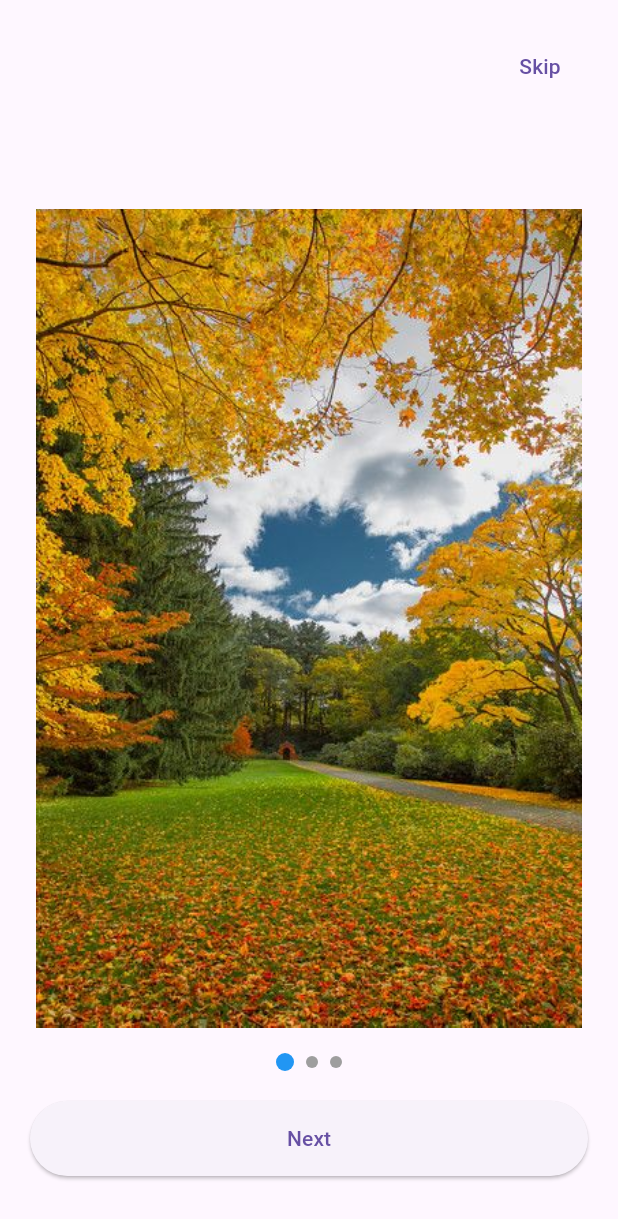
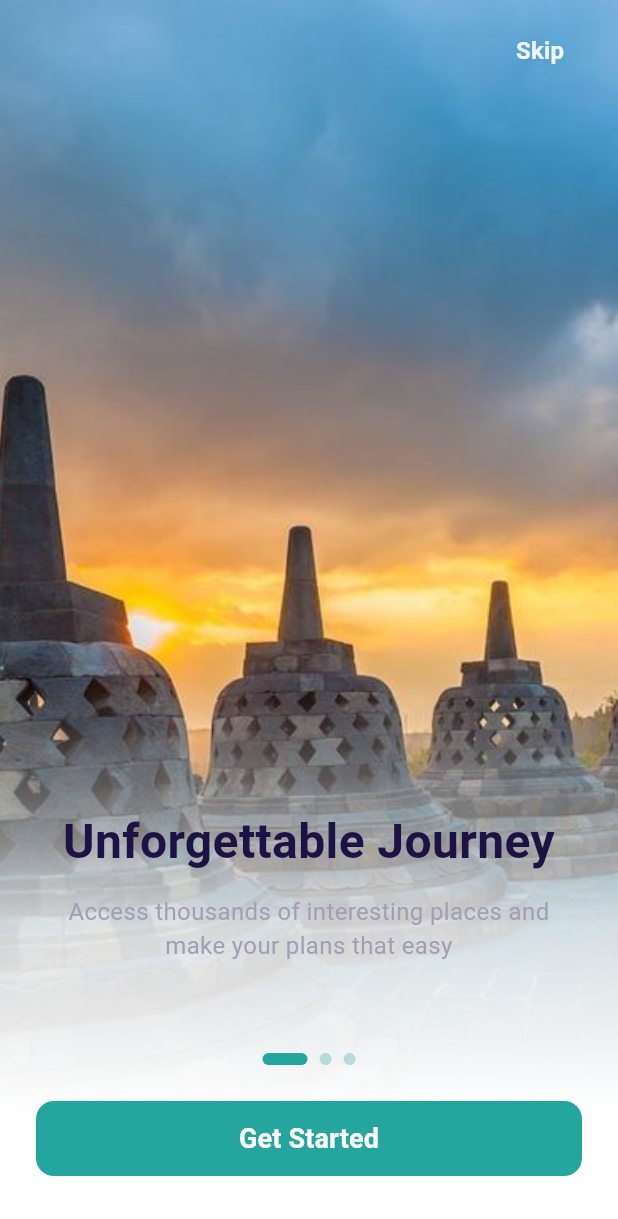
Before and after one commit to BEKUP-CAPSTONE/Traveljoy, a Flutter app: the screen it shows after launch, on a phone screen of 412 x 824 dp. Shown: the top 1219 px of the screen. Run offline on Flutter 3.47's test engine with Material 3 defaults, Android fonts, the phone set to English and light mode, and no system bars; our stand-ins replace go_router, google_sign_in, shared_preferences, supabase_flutter; accounts and stored records are empty; statements that could not run were skipped.

Commit message:
update onboarding

```diff
--- a/lib/screens/auth/register_screen.dart
+++ b/lib/screens/auth/register_screen.dart
@@ -12,8 +12,6 @@ class RegisterScreen extends StatefulWidget {
 }
 
 class _RegisterScreenState extends State<RegisterScreen> {
-  // === TEXT FIELD CONTROLLERS ===
-  final _nameController = TextEditingController();
   final _emailController = TextEditingController();
   final _passwordController = TextEditingController();
   final _retypePasswordController = TextEditingController();
@@ -23,7 +21,6 @@ class _RegisterScreenState extends State<RegisterScreen> {
 
   @override
   void dispose() {
-    _nameController.dispose();
     _emailController.dispose();
     _passwordController.dispose();
     _retypePasswordController.dispose();
@@ -52,15 +49,6 @@ class _RegisterScreenState extends State<RegisterScreen> {
               // Teks (Let's Get Started)
               _buildWelcomeText(),
               const SizedBox(height: 40),
-
-              // Form Input: Nama
-              _buildInputField(
-                label: 'Name',
-                hint: 'Enter your full name',
-                keyboardType: TextInputType.name,
-                controller: _nameController,
-              ),
-              const SizedBox(height: 20),
 
               // Form Input: Email
               _buildInputField(
@@ -263,22 +251,20 @@ class _RegisterScreenState extends State<RegisterScreen> {
           return;
         }
 
-        if (_emailController.text.isEmpty || _passwordController.text.isEmpty || _nameController.text.isEmpty) {
+        if (_emailController.text.isEmpty || _passwordController.text.isEmpty) {
           ScaffoldMessenger.of(context).showSnackBar(
-            const SnackBar(content: Text('Semua field wajib diisi.')),
+            const SnackBar(content: Text('Email dan Password wajib diisi.')),
           );
           return;
         }
 
         // Panggil method signUp yang sebenarnya dari AuthProvider
-        final success = await authProvider.signUp(
+        await authProvider.signUp(
           email: _emailController.text.trim(),
           password: _passwordController.text,
         );
 
-        if (success) {
-          // Navigasi GoRouter akan terjadi otomatis (ke /)
-        }
+        // Redirect otomatis akan terjadi (ke /)
       },
       style: ElevatedButton.styleFrom(
         backgroundColor: kPrimaryDark,
@@ -320,7 +306,6 @@ class _RegisterScreenState extends State<RegisterScreen> {
             WidgetSpan(
               child: InkWell(
                 onTap: () {
-                  // Navigasi kembali ke Login
                   context.go('/login');
                 },
                 child: Text(
--- a/lib/screens/onboarding/onboarding_screen.dart
+++ b/lib/screens/onboarding/onboarding_screen.dart
@@ -2,6 +2,20 @@ import 'package:flutter/material.dart';
 import 'package:provider/provider.dart';
 import 'package:go_router/go_router.dart';
 import 'package:traveljoy/providers/onboarding_provider.dart';
+import '../../core/constants/app_colors.dart';
+
+class OnboardingContent {
+  final String imagePath;
+  final String title;
+  final String description;
+
+  OnboardingContent({
+    required this.imagePath,
+    required this.title,
+    required this.description,
+  });
+}
+
 class OnboardingScreen extends StatefulWidget {
   const OnboardingScreen({super.key});
 
@@ -13,14 +27,26 @@ class _OnboardingScreenState extends State<OnboardingScreen> {
   final PageController _controller = PageController();
   int _currentIndex = 0;
 
-  final List<String> _images = [
-    'assets/images/onboarding1.jpg',
-    'assets/images/onboarding2.jpg',
-    'assets/images/onboarding3.jpg',
+  final List<OnboardingContent> _onboardingData = [
+    OnboardingContent(
+      imagePath: 'assets/images/onboarding1.jpeg',
+      title: 'Unforgettable Journey',
+      description: 'Access thousands of interesting places and make your plans that easy',
+    ),
+    OnboardingContent(
+      imagePath: 'assets/images/onboarding2.jpeg',
+      title: 'New Place, New Story',
+      description: 'From mountain tops to city corners, we have the best recommendations for you',
+    ),
+    OnboardingContent(
+      imagePath: 'assets/images/onboarding3.jpeg',
+      title: 'Start Your Adventure Now',
+      description: 'Break boundaries and create beautiful memories on every journey',
+    ),
   ];
 
   void _nextPage() {
-    if (_currentIndex < _images.length - 1) {
+    if (_currentIndex < _onboardingData.length - 1) {
       _controller.nextPage(duration: const Duration(milliseconds: 300), curve: Curves.easeInOut);
     } else {
       _finishOnboarding();
@@ -33,68 +59,156 @@ class _OnboardingScreenState extends State<OnboardingScreen> {
   }
 
   @override
+  void dispose() {
+    _controller.dispose();
+    super.dispose();
+  }
+
+  @override
   Widget build(BuildContext context) {
-    final isLast = _currentIndex == _images.length - 1;
-
     return Scaffold(
-      body: SafeArea(
-        child: Stack(
+      body: Stack(
         children: [
           PageView.builder(
             controller: _controller,
-              itemCount: _images.length,
+            itemCount: _onboardingData.length,
             onPageChanged: (index) => setState(() => _currentIndex = index),
             itemBuilder: (context, index) {
-                return Center(
-                  child: Padding(
-                    padding: const EdgeInsets.all(24.0),
-                    child: Image.asset(_images[index], fit: BoxFit.contain),
-                  ),
-                );
+              return _buildPage(context, _onboardingData[index]);
             },
           ),
+
           Positioned(
-              top: 20,
+            top: MediaQuery.of(context).padding.top + 10,
             right: 20,
             child: TextButton(
               onPressed: _finishOnboarding,
-                child: const Text("Skip"),
+              child: Text(
+                "Skip",
+                style: TextStyle(
+                  color: kWhite.withOpacity(0.9),
+                  fontWeight: FontWeight.bold,
+                  fontSize: 16,
                 ),
               ),
+            ),
+          ),
+        ],
+      ),
+    );
+  }
+
+  Widget _buildPage(BuildContext context, OnboardingContent content) {
+    return Stack(
+      fit: StackFit.expand,
+      children: [
+        Image.asset(content.imagePath, fit: BoxFit.cover),
+
+        Positioned.fill(
+          child: Container(
+            decoration: BoxDecoration(
+              gradient: LinearGradient(
+                colors: [
+                  kWhite.withOpacity(0.0),
+                  kWhite.withOpacity(0.8),
+                  kWhite,
+                  kWhite,
+                ],
+                begin: Alignment.topCenter,
+                end: Alignment.bottomCenter,
+                stops: const [0.55, 0.75, 0.9, 1.0],
+              ),
+            ),
+          ),
+        ),
+
         Positioned(
-              bottom: 40,
-              left: 20,
-              right: 20,
+          bottom: 0,
+          left: 0,
+          right: 0,
+          child: Padding(
+            padding: const EdgeInsets.symmetric(horizontal: 24, vertical: 40),
             child: Column(
-                mainAxisSize: MainAxisSize.min,
+              mainAxisAlignment: MainAxisAlignment.end,
+              crossAxisAlignment: CrossAxisAlignment.center,
               children: [
-                  Row(
+                // Judul
+                Text(
+                  content.title,
+                  textAlign: TextAlign.center,
+                  style: TextStyle(
+                    fontSize: 32,
+                    fontWeight: FontWeight.bold,
+                    color: kPrimaryDark,
+                    height: 1.2,
+                  ),
+                ),
+                const SizedBox(height: 16),
+
+                // Deskripsi
+                Padding(
+                  padding: const EdgeInsets.symmetric(horizontal: 16.0),
+                  child: Text(
+                    content.description,
+                    textAlign: TextAlign.center,
+                    style: TextStyle(
+                      fontSize: 16,
+                      color: kHintColor,
+                    ),
+                  ),
+                ),
+                const SizedBox(height: 60),
+
+                // Indikator Titik
+                _buildDotsIndicator(),
+                const SizedBox(height: 24),
+
+                // Tombol Get Started / Login
+                _buildActionButton(),
+              ],
+            ),
+          ),
+        ),
+      ],
+    );
+  }
+
+  Widget _buildDotsIndicator() {
+    return Row(
       mainAxisAlignment: MainAxisAlignment.center,
-                    children: List.generate(_images.length, (index) {
+      children: List.generate(_onboardingData.length, (index) {
+        bool isCurrent = _currentIndex == index;
         return AnimatedContainer(
-                        duration: const Duration(milliseconds: 200),
+          duration: const Duration(milliseconds: 300),
           margin: const EdgeInsets.symmetric(horizontal: 4),
-                        width: _currentIndex == index ? 12 : 8,
-                        height: _currentIndex == index ? 12 : 8,
+          width: isCurrent ? 30 : 8,
+          height: 8,
           decoration: BoxDecoration(
-                          color: _currentIndex == index ? Colors.blue : Colors.grey,
-                          shape: BoxShape.circle,
+            color: isCurrent ? kTeal : kTeal.withOpacity(0.3),
+            borderRadius: BorderRadius.circular(4),
           ),
         );
       }),
-                  ),
-                  const SizedBox(height: 20),
-                  ElevatedButton(
+    );
+  }
+
+  Widget _buildActionButton() {
+    return ElevatedButton(
       onPressed: _nextPage,
       style: ElevatedButton.styleFrom(
+        backgroundColor: kTeal,
         minimumSize: const Size(double.infinity, 50),
+        shape: RoundedRectangleBorder(
+          borderRadius: BorderRadius.circular(12),
         ),
-                    child: Text(isLast ? "Login" : "Next"),
+        elevation: 0,
       ),
-                ],
-              ),
-            ),
-          ],
+      child: const Text(
+        "Get Started",
+        style: TextStyle(
+          color: kWhite,
+          fontSize: 18,
+          fontWeight: FontWeight.bold,
         ),
       ),
     );
--- a/pubspec.yaml
+++ b/pubspec.yaml
@@ -67,9 +67,9 @@ flutter:
     - assets/images/
   #   - images/a_dot_ham.jpeg
     - assets/secrets.json
-    - assets/images/onboarding1.jpg
-    - assets/images/onboarding2.jpg
-    - assets/images/onboarding3.jpg
+    - assets/images/onboarding1.jpeg
+    - assets/images/onboarding2.jpeg
+    - assets/images/onboarding3.jpeg
     - assets/images/wisataDefault.png
 
 
```
Also changed, not shown: assets/images/onboarding1.jpeg (added), assets/images/onboarding1.jpg (deleted), assets/images/onboarding2.jpeg (added), assets/images/onboarding2.jpg (deleted), assets/images/onboarding3.jpeg (added), assets/images/onboarding3.jpg (deleted), 1 other file. Lines whose indentation alone changed are shown as unchanged.
